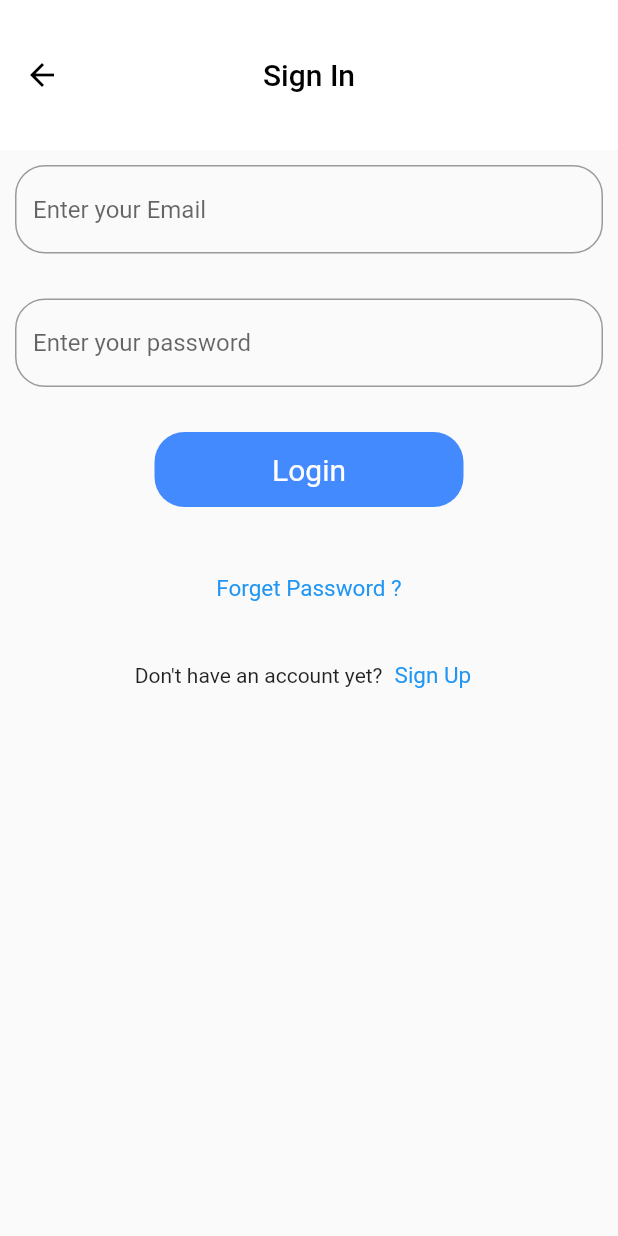
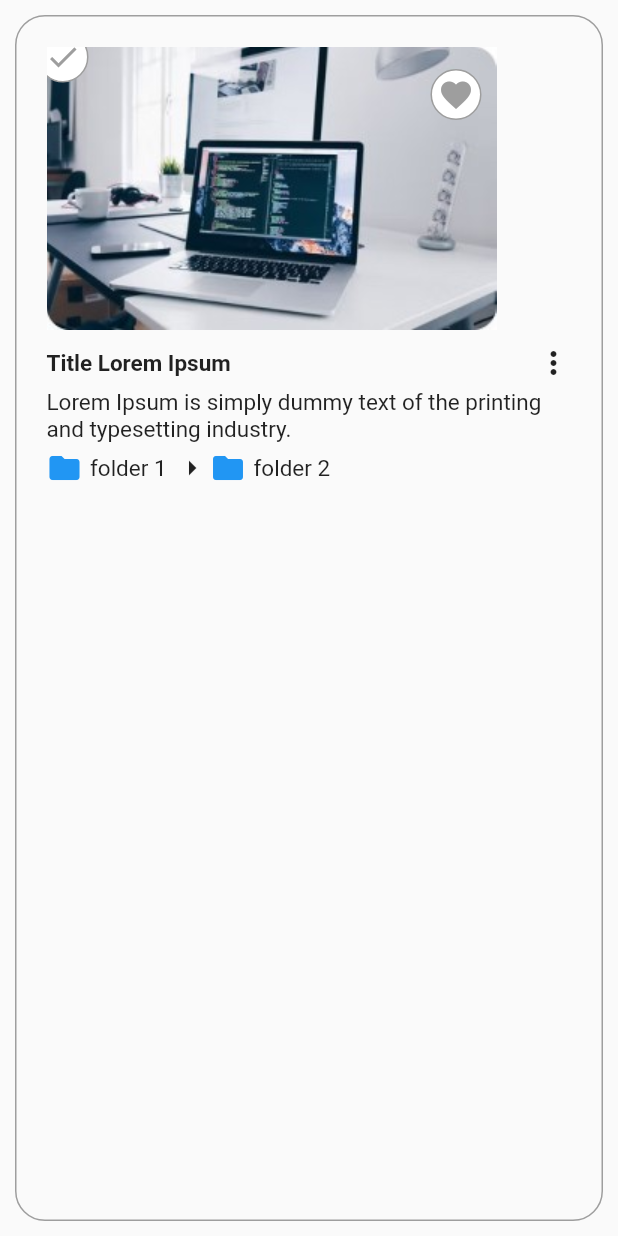
Before and after one commit to anush7384/bookmark-flutter, a Flutter app: the screen it shows after launch, after a tap on "Login", on a phone screen of 412 x 824 dp. Run offline on Flutter 3.47's test engine with Material 2 defaults, Android fonts, the phone set to English and light mode, and no system bars.

Commit message:
Bookmark-added

```diff
--- a/lib/app/my_app.dart
+++ b/lib/app/my_app.dart
@@ -1,5 +1,6 @@
 // ignore_for_file: prefer_const_constructors
 
+import 'package:bookmark/screens/dashboard/widgets/bookmarks.dart';
 import 'package:flutter/material.dart';
 
 import '../screens/login/login.dart';
@@ -16,6 +17,7 @@ class MyApp extends StatelessWidget {
       initialRoute: '/login',
       routes: {
         '/login':(context) => MyLoginPage(),
+        '/dashboard':(context) => BookmarkContainer(),
       },
       );
   }
--- /dev/null
+++ b/lib/screens/dashboard/widgets/bookmark_description.dart
@@ -0,0 +1,28 @@
+// ignore_for_file: prefer_const_constructors, avoid_unnecessary_containers, prefer_const_literals_to_create_immutables
+
+import 'package:flutter/cupertino.dart';
+// import 'package:flutter/src/widgets/container.dart';
+// import 'package:flutter/src/widgets/framework.dart';
+
+class BookmarkDescription extends StatefulWidget {
+  const BookmarkDescription({super.key});
+
+  @override
+  State<BookmarkDescription> createState() => _BookmarkDescriptionState();
+}
+
+class _BookmarkDescriptionState extends State<BookmarkDescription> {
+  @override
+  Widget build(BuildContext context) {
+    return Row(
+      children: [
+        Flexible(
+          child: Text(
+            "Lorem Ipsum is simply dummy text of the printing and typesetting industry.",
+            style: TextStyle(fontSize: 15.0),
+          ),
+        ),
+      ],
+    );
+  }
+}
--- /dev/null
+++ b/lib/screens/dashboard/widgets/bookmark_folder.dart
@@ -0,0 +1,26 @@
+// ignore_for_file: prefer_const_constructors, avoid_unnecessary_containers, prefer_const_literals_to_create_immutables
+
+import 'package:bookmark/screens/dashboard/widgets/folderpath/folder_name.dart';
+import 'package:flutter/cupertino.dart';
+import 'package:flutter/material.dart';
+import 'package:flutter/src/widgets/container.dart';
+import 'package:flutter/src/widgets/framework.dart';
+
+class BookmarkPath extends StatefulWidget {
+
+  const BookmarkPath({super.key});
+
+  @override
+  State<BookmarkPath> createState() => _BookmarkPathState();
+}
+
+class _BookmarkPathState extends State<BookmarkPath> {
+  @override
+  Widget build(BuildContext context) {
+    return Row(children: [
+      FolderName(text: 'folder 1'),
+      Icon(Icons.arrow_right),
+      FolderName(text: 'folder 2')
+    ]);
+  }
+}
--- /dev/null
+++ b/lib/screens/dashboard/widgets/bookmark_image.dart
@@ -0,0 +1,77 @@
+import 'package:flutter/cupertino.dart';
+import 'package:flutter/material.dart';
+// import 'package:flutter/src/widgets/container.dart';
+// import 'package:flutter/src/widgets/framework.dart';
+
+class BookmarkImage extends StatefulWidget {
+  const BookmarkImage({super.key});
+
+  @override
+  State<BookmarkImage> createState() => _BookmarkImageState();
+}
+
+class _BookmarkImageState extends State<BookmarkImage> {
+  @override
+  Widget build(BuildContext context) {
+    return Row(
+      children: [
+        Stack(
+          children: [
+            ClipRRect(
+              child: Image.asset(
+                "assets/base-image.jpg",
+                fit: BoxFit.fill,
+              ),
+            ),
+            Positioned(
+              top: -10.0,
+              left: -6.0,
+              child: Container(
+                padding: const EdgeInsets.all(4.0),
+                decoration: BoxDecoration(
+                    color: Colors.white,
+                    shape: BoxShape.circle,
+                    border: Border.all(
+                        color: Colors.grey,
+                        width: 1.0,
+                        style: BorderStyle.solid)),
+                constraints: const BoxConstraints(
+                  minWidth: 15,
+                  minHeight: 15,
+                ),
+                child: const Center(
+                    child: Icon(
+                  Icons.done,
+                  color: Colors.grey,
+                )),
+              ),
+            ),
+            Positioned(
+              top: 15.0,
+              right: 10.0,
+              child: Container(
+                padding: const EdgeInsets.all(4.0),
+                decoration: BoxDecoration(
+                    color: Colors.white,
+                    shape: BoxShape.circle,
+                    border: Border.all(
+                        color: Colors.grey,
+                        width: 1.0,
+                        style: BorderStyle.solid)),
+                constraints: const BoxConstraints(
+                  minWidth: 15,
+                  minHeight: 15,
+                ),
+                child: const Center(
+                    child: Icon(
+                  Icons.favorite,
+                  color: Colors.grey,
+                )),
+              ),
+            ),
+          ],
+        ),
+      ],
+    );
+  }
+}
--- /dev/null
+++ b/lib/screens/dashboard/widgets/bookmark_title.dart
@@ -0,0 +1,31 @@
+// ignore_for_file: prefer_const_constructors, prefer_const_literals_to_create_immutables
+
+// import 'package:flutter/cupertino.dart';
+import 'package:flutter/material.dart';
+// import 'package:flutter/src/widgets/basic.dart';
+// import 'package:flutter/src/widgets/container.dart';
+// import 'package:flutter/src/widgets/framework.dart';
+
+class BookmarkTitle extends StatefulWidget {
+  const BookmarkTitle({super.key});
+
+  @override
+  State<BookmarkTitle> createState() => _BookmarkTitleState();
+}
+
+class _BookmarkTitleState extends State<BookmarkTitle> {
+  @override
+  Widget build(BuildContext context) {
+    return Row(
+      mainAxisAlignment: MainAxisAlignment.spaceBetween,
+
+      children: [
+        Text(
+          "Title Lorem Ipsum",
+          style: TextStyle(fontWeight: FontWeight.bold, fontSize: 15.0),
+        ),
+        Icon(Icons.more_vert_rounded),
+      ],
+    );
+  }
+}
--- /dev/null
+++ b/lib/screens/dashboard/widgets/bookmarks.dart
@@ -0,0 +1,51 @@
+// import 'package:flutter/cupertino.dart';
+// ignore_for_file: prefer_const_constructors, prefer_const_literals_to_create_immutables
+
+import 'package:bookmark/screens/dashboard/widgets/bookmark_description.dart';
+import 'package:bookmark/screens/dashboard/widgets/bookmark_folder.dart';
+import 'package:bookmark/screens/dashboard/widgets/bookmark_image.dart';
+import 'package:bookmark/screens/dashboard/widgets/bookmark_title.dart';
+import 'package:flutter/material.dart';
+// import 'package:flutter/src/widgets/container.dart';
+// import 'package:flutter/src/widgets/framework.dart';
+
+class BookmarkContainer extends StatefulWidget {
+  const BookmarkContainer({super.key});
+
+  @override
+  State<BookmarkContainer> createState() => _BookmarkContainerState();
+}
+
+class _BookmarkContainerState extends State<BookmarkContainer> {
+  @override
+  Widget build(BuildContext context) {
+    return Scaffold(
+      // backgroundColor: Colors.green,
+      body: Container(
+        margin: EdgeInsets.only(top: 10, right: 10, left: 10, bottom: 10),
+        padding: EdgeInsets.all(20.0),
+        decoration: BoxDecoration(
+            borderRadius: BorderRadius.circular(20.0),
+            border: Border.all(color: Colors.grey)),
+        child: Column(
+          mainAxisAlignment: MainAxisAlignment.start,
+          children: [
+            Padding(
+              padding: const EdgeInsets.only(bottom: 10.0),
+              child: BookmarkImage(),
+            ),
+            Padding(
+              padding: const EdgeInsets.only(bottom: 5.0),
+              child: BookmarkTitle(),
+            ),
+            BookmarkDescription(),
+            Padding(
+              padding: const EdgeInsets.only(top: 5.0, bottom: 5.0),
+              child: BookmarkPath(),
+            ),
+          ],
+        ),
+      ),
+    );
+  }
+}
--- /dev/null
+++ b/lib/screens/dashboard/widgets/bottom_sheet.dart
@@ -0,0 +1,11 @@
+import 'package:flutter/src/widgets/container.dart';
+import 'package:flutter/src/widgets/framework.dart';
+
+class BottomSheet extends StatelessWidget {
+  const BottomSheet({super.key});
+
+  @override
+  Widget build(BuildContext context) {
+    return Container();
+  }
+}
--- /dev/null
+++ b/lib/screens/dashboard/widgets/folderpath/folder_name.dart
@@ -0,0 +1,30 @@
+// ignore_for_file: prefer_const_constructors, avoid_unnecessary_containers
+
+import 'package:flutter/material.dart';
+import 'package:flutter/src/widgets/container.dart';
+import 'package:flutter/src/widgets/framework.dart';
+
+class FolderName extends StatefulWidget {
+  final String text;
+  const FolderName({super.key, required this.text});
+
+  @override
+  State<FolderName> createState() => _FolderNameState();
+}
+
+class _FolderNameState extends State<FolderName> {
+  @override
+  Widget build(BuildContext context) {
+    return Container(
+      child: Row(
+        children: [
+          Icon(Icons.folder, color: Colors.blue,),
+          Padding(
+            padding: const EdgeInsets.only(left:5.0, right: 5.0),
+            child: Text(widget.text, style: TextStyle(fontSize: 15.0),),
+          ),
+        ],
+      ),
+    );
+  }
+}
--- a/lib/screens/login/widgets/login_button.dart
+++ b/lib/screens/login/widgets/login_button.dart
@@ -27,7 +27,7 @@ class _MyLoginButtonState extends State<MyLoginButton> {
               borderRadius: BorderRadius.circular(20.0),
             )
              ),
-          onPressed: () {},
+          onPressed: () {Navigator.pushNamed(context, '/dashboard');},
           child: Text('Login', style: TextStyle(fontWeight: FontWeight.normal, fontSize: 20.0),),
         ),
       ),
--- a/pubspec.yaml
+++ b/pubspec.yaml
@@ -60,8 +60,8 @@ flutter:
   uses-material-design: true
 
   # To add assets to your application, add an assets section, like this:
-  # assets:
-  #   - images/a_dot_burr.jpeg
+  assets:
+    - assets/
   #   - images/a_dot_ham.jpeg
 
   # An image asset can refer to one or more resolution-specific "variants", see
```
Also changed, not shown: assets/base-image.jpg (added).
